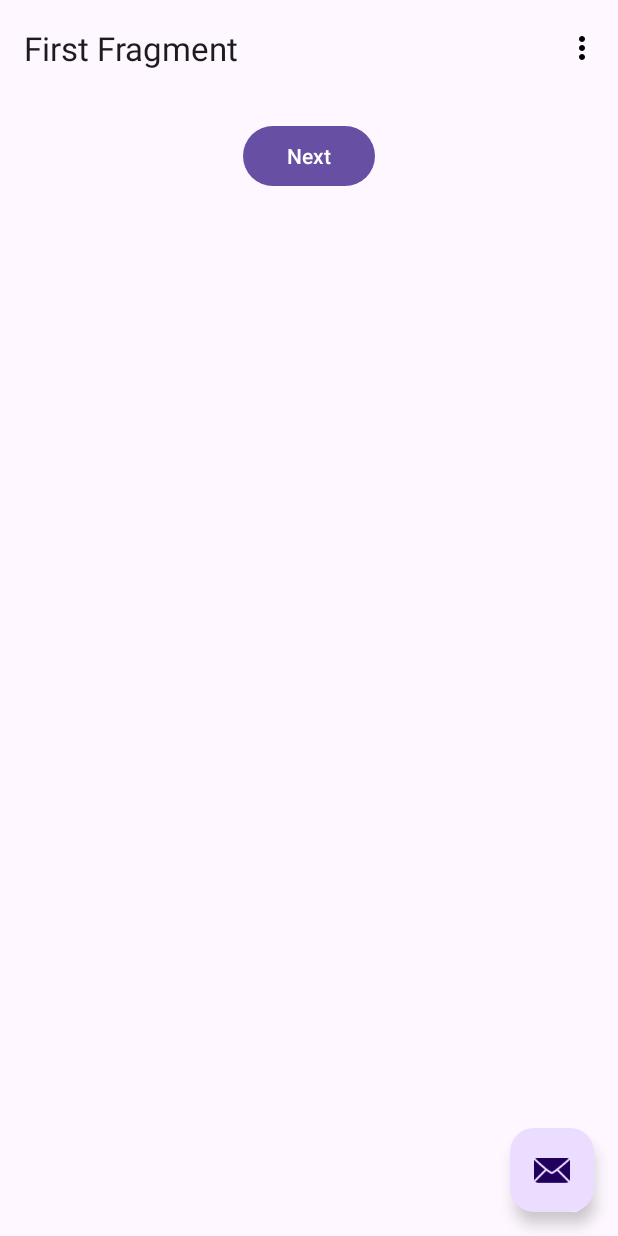
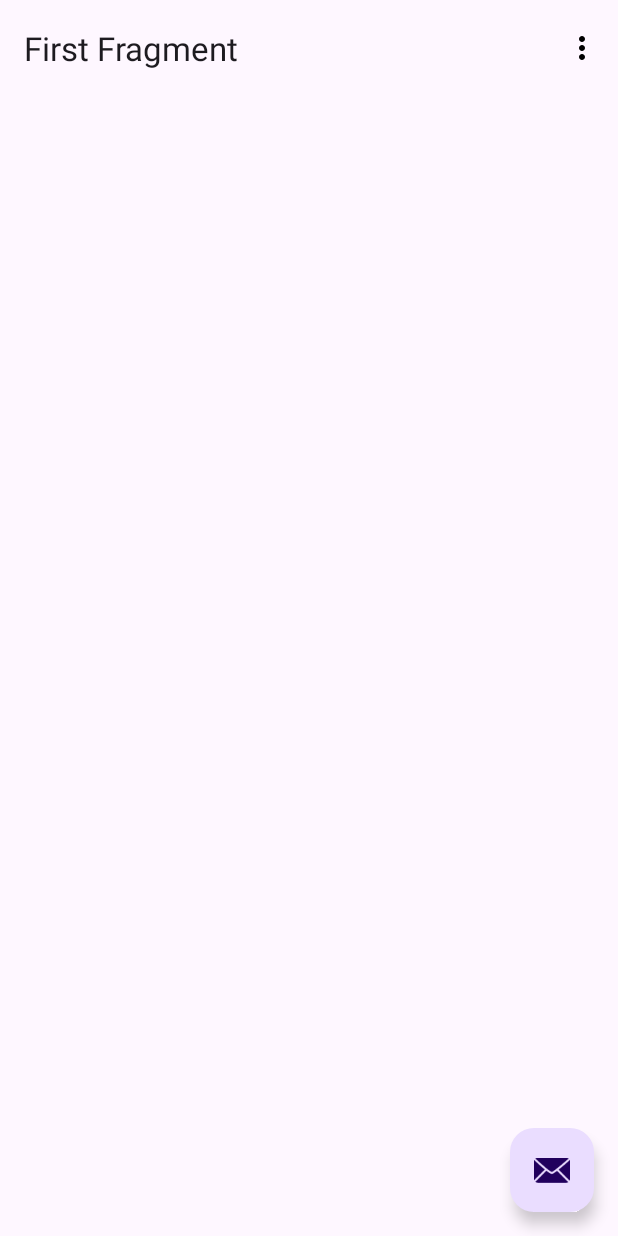
Before and after one commit to exxuslee/MunchkinSimpleCounter, an Android app: the screen it shows after launch (MainActivity), on a phone screen of 412 x 824 dp. Run offline under Robolectric (Android 15) with nearby library versions, the phone set to English and light mode, and no system bars; our stand-ins replace Room's generated code, navigation-ui.

Commit message:
add MainAdapter.kt

```diff
--- a/app/src/main/java/com/exxuslee/ui/MainAdapter.kt
+++ b/app/src/main/java/com/exxuslee/ui/MainAdapter.kt
@@ -20,7 +20,6 @@ class MainAdapter : RecyclerView.Adapter<MainAdapter.ViewHolder>() {
                 LayoutInflater.from(parent.context), parent, false)
         )
 
-
     override fun onBindViewHolder(holder: ViewHolder, position: Int) {
         holder.binding.apply {
             sex.text = players[position].sex.toString()
@@ -37,7 +36,8 @@ class MainAdapter : RecyclerView.Adapter<MainAdapter.ViewHolder>() {
     override fun getItemCount() = players.size
 
     fun updateAdapter(player: List<Player>?) {
-        TODO("Not yet implemented")
+        players.plus(player)
+        notifyDataSetChanged()
     }
 
 }
--- a/app/src/main/java/com/exxuslee/ui/MainFragmentViewModel.kt
+++ b/app/src/main/java/com/exxuslee/ui/MainFragmentViewModel.kt
@@ -17,12 +17,12 @@ class MainFragmentViewModel(private val playerUseCase: UseCase.Base) : ViewModel
     private val _players = MutableLiveData<List<Player>?>()
     val players = _players.asLiveData()
 
-    private var handleResult = object : HandleResult<Player> {
+    private var handleResult = object : HandleResult<List<Player>> {
         override fun handleError(message: String) {
         }
 
-        override fun handleSuccess(data: Player) {
-            _players.value = _players.value?.plus(data)
+        override fun handleSuccess(data: List<Player>) {
+            _players.postValue(data)
         }
     }
 
--- a/app/src/main/res/layout/fragment_first.xml
+++ b/app/src/main/res/layout/fragment_first.xml
@@ -12,17 +12,6 @@
         android:layout_height="match_parent"
         android:padding="16dp">
 
-        <Button
-            android:id="@+id/button_first"
-            android:layout_width="wrap_content"
-            android:layout_height="wrap_content"
-            android:text="@string/next"
-            app:layout_constraintBottom_toTopOf="@id/recyclerView"
-            app:layout_constraintEnd_toEndOf="parent"
-            app:layout_constraintStart_toStartOf="parent"
-            app:layout_constraintTop_toTopOf="parent" />
-        />
-
         <androidx.recyclerview.widget.RecyclerView
             android:id="@+id/recyclerView"
             android:layout_width="match_parent"
@@ -32,7 +21,7 @@
             app:layout_constraintBottom_toBottomOf="parent"
             app:layout_constraintEnd_toEndOf="parent"
             app:layout_constraintStart_toStartOf="parent"
-            app:layout_constraintTop_toBottomOf="@id/button_first"/>
+            app:layout_constraintTop_toBottomOf="parent"/>
 
     </androidx.constraintlayout.widget.ConstraintLayout>
 </androidx.core.widget.NestedScrollView>
--- a/app/src/main/res/navigation/nav_graph.xml
+++ b/app/src/main/res/navigation/nav_graph.xml
@@ -18,7 +18,7 @@
     </fragment>
     <fragment
         android:id="@+id/SecondFragment"
-        android:name="com.exxuslee.ui.AboutFragment"
+        android:name="com.exxuslee.ui.SettingFragment"
         android:label="@string/second_fragment_label"
         tools:layout="@layout/fragment_second">
 
```
